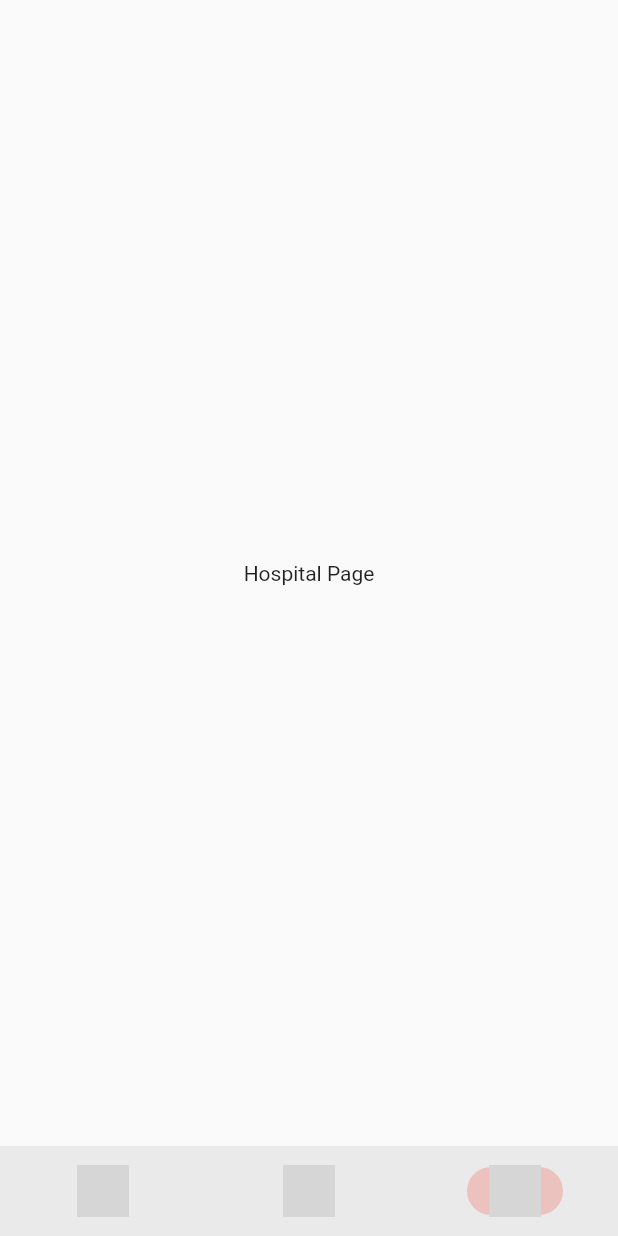
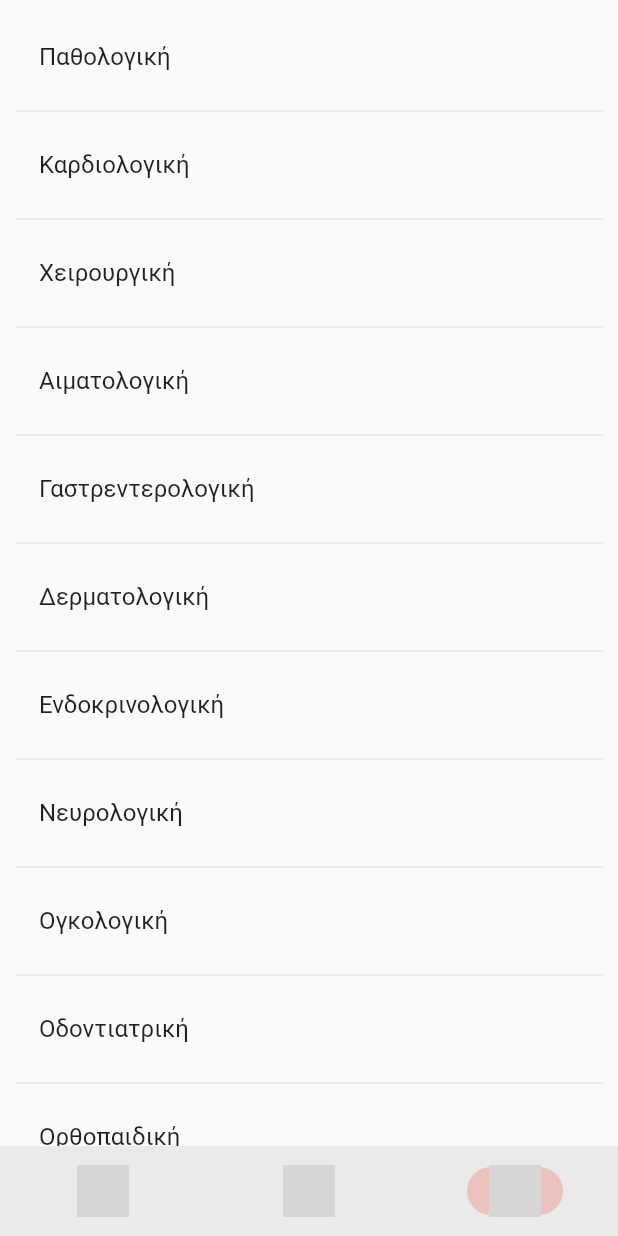
Before and after one commit to iliasdodoros/MED.me, a Flutter app: the screen it shows after launch, item 3 of the bottom bar chosen, on a phone screen of 412 x 824 dp. Run offline on Flutter 3.47's test engine with Material 2 defaults, Android fonts, the phone set to English and light mode, and no system bars; our stand-ins replace google_maps_flutter, location; missing offline and left inert: maps_launcher; grey boxes are pictures that could not be loaded.

Commit message:
working on hospital page

```diff
--- a/lib/hospitalpage.dart
+++ b/lib/hospitalpage.dart
@@ -1,14 +1,64 @@
 import 'package:flutter/material.dart';
+import 'profilepage.dart';
+import 'farmacypage.dart';
 
-class HospitalPage extends StatelessWidget {
+class HospitalPage extends StatefulWidget {
   const HospitalPage({super.key});
 
   @override
+  State<HospitalPage> createState() => _HospitalPage();
+}
+
+class _HospitalPage extends State<HospitalPage> {
+  int currentPageIndex = 1;
+  List<String> clinics = [
+    "Παθολογική",
+    "Καρδιολογική",
+    "Χειρουργική",
+    "Αιματολογική",
+    "Γαστρεντερολογική",
+    "Δερματολογική",
+    "Ενδοκρινολογική",
+    "Νευρολογική",
+    "Ογκολογική",
+    "Οδοντιατρική",
+    "Ορθοπαιδική"
+  ];
+
+  @override
+  void initState() {
+    super.initState();
+  }
+
+  void _onTap(int index) {
+    setState(() {
+      currentPageIndex = index;
+    });
+  }
+
+  @override
   Widget build(BuildContext context) {
-    return const Scaffold(
-      body: Center(
-        child: Text('Hospital Page'),
-      ),
-    );
+    if (currentPageIndex == 1) {
+      return ListView.separated(
+        padding: const EdgeInsets.all(10),
+        itemCount: clinics.length,
+        itemBuilder: (BuildContext context, int counter) {
+          return ListTile(
+            tileColor: Theme.of(context).canvasColor,
+            onTap: () => {_onTap(counter)},
+            title: Text(clinics[counter]),
+          );
+        },
+        separatorBuilder: (BuildContext context, int index) => const Divider(
+          thickness: 0,
+        ),
+      );
+    } else {
+      return const Scaffold(
+        body: Center(
+          child: Text('Hospital Page'),
+        ),
+      );
+    }
   }
 }
```
Also changed, not shown: pubspec.lock.
